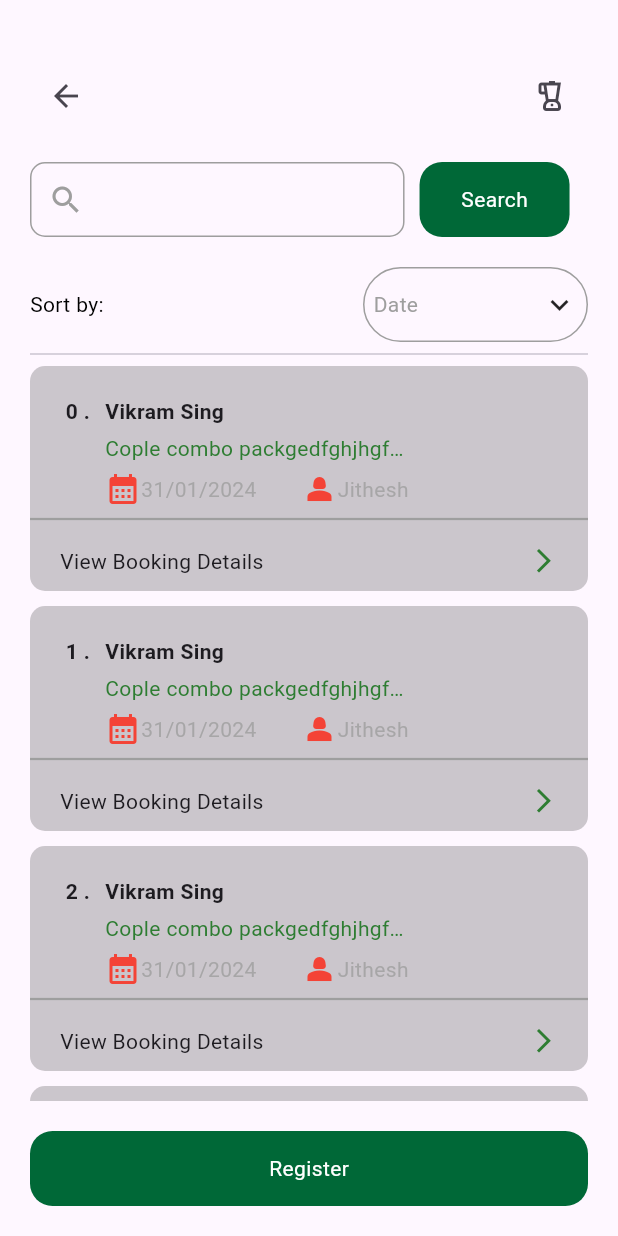
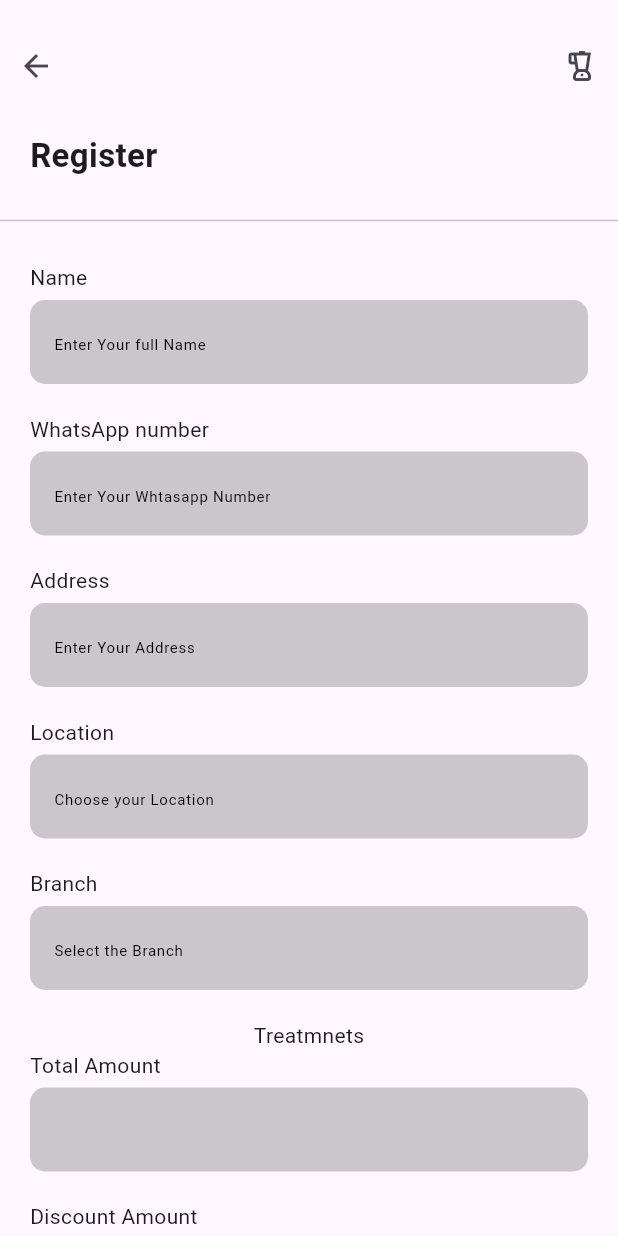
Before and after one commit to Akshayrockstar/ayurveda1, a Flutter app: the BookingDetailScreen screen opened directly, after a tap on "Register", on a phone screen of 412 x 824 dp. Run offline on Flutter 3.47's test engine with Material 3 defaults, Android fonts, the phone set to English and light mode, and no system bars; our stand-ins replace dio, equatable, fluttertoast, freezed_annotation, shared_preferences; accounts and stored records are empty; network calls fail.

Commit message:
patien list binding completed and register screen desgin started

```diff
--- a/lib/core/color_pellete/color_pellete.dart
+++ b/lib/core/color_pellete/color_pellete.dart
@@ -5,7 +5,7 @@ import 'package:flutter/material.dart';
 
 class Palette {
   static final Color? GreyPrimary = Color(0xff000000).withOpacity(.2);
-  static const Color DARK = Color(0x000000);
+  static const Color DARK = Color(0xff000000);
   static const Color Green = Color(0xff006837);
   static final Color? DarkGreen = Colors.green[800];
   static LinearGradient primaryGradient = LinearGradient(
--- a/lib/core/common/textform_field.dart
+++ b/lib/core/common/textform_field.dart
@@ -69,6 +69,10 @@ class _InputFieldState extends State<InputField> {
               borderSide: BorderSide(color: Colors.transparent),
               borderRadius: BorderRadius.circular(10.0),
             ),
+            focusedBorder: OutlineInputBorder(
+              borderSide: BorderSide(color: Colors.transparent),
+              borderRadius: BorderRadius.circular(10.0),
+            ),
             errorBorder: OutlineInputBorder(
               borderSide: BorderSide(color: Colors.transparent),
               borderRadius: BorderRadius.circular(10.0),
--- /dev/null
+++ b/lib/core/common/toast.dart
@@ -0,0 +1,14 @@
+import 'package:flutter/material.dart';
+import 'package:fluttertoast/fluttertoast.dart';
+
+void showToast(String message) {
+  Fluttertoast.showToast(
+    msg: message,
+    toastLength: Toast.LENGTH_SHORT,
+    gravity: ToastGravity.BOTTOM,
+    timeInSecForIosWeb: 1,
+    backgroundColor: Colors.black,
+    textColor: Colors.white,
+    fontSize: 16.0,
+  );
+}
--- a/lib/screens/booking_details/booking_details.dart
+++ b/lib/screens/booking_details/booking_details.dart
@@ -1,16 +1,22 @@
 import 'package:ayurvedas/core/common/common_button.dart';
 import 'package:ayurvedas/core/const.dart';
+import 'package:ayurvedas/model/patiant_list_model.dart';
 import 'package:ayurvedas/screens/booking_details/widgets/app_bar.dart';
 import 'package:ayurvedas/screens/booking_details/widgets/search_section.dart';
+import 'package:ayurvedas/screens/register/register_screen.dart';
+import 'package:ayurvedas/viemodel/common_viemodel.dart';
 import 'package:flutter/material.dart';
+import 'package:provider/provider.dart';
 
 import '../../core/color_pellete/color_pellete.dart';
 
 class BookingDetailScreen extends StatelessWidget {
   BookingDetailScreen({super.key});
+  CommonViewModel vm = CommonViewModel();
   ScrollController controller = ScrollController();
   @override
   Widget build(BuildContext context) {
+    vm = Provider.of<CommonViewModel>(context);
     return Scaffold(
         body: SafeArea(
       child: Padding(
@@ -33,17 +39,41 @@ class BookingDetailScreen extends StatelessWidget {
             const FilterSection(),
             const Divider(),
             Expanded(
-              child: ListView.separated(
+              child: FutureBuilder(
+                future: vm.getPatiantList(),
+                builder: (BuildContext context,
+                    AsyncSnapshot<List<Patient>> snapshot) {
+                  if (snapshot.connectionState == ConnectionState.done) {
+                    List<Patient> patientList = snapshot.data ?? [];
+                    print("profileData?.length.toString()");
+                    print(patientList.length);
+                    // final user = profileData?['data'];
+                    // print("sssssssssssssssssssssssssssaaaa${user.patient}");
+                    // final list = user.patient;
+                    // print("sssssssssssssssssssssssssssaaaa$list");
+
+                    if (patientList?.isNotEmpty == true) {
+                      return ListView.separated(
                         shrinkWrap: true,
                         controller: controller,
                         physics: AlwaysScrollableScrollPhysics(),
                         itemBuilder: (context, index) => CustomBookingListCaerd(
-                  index: index,
-                ),
-                itemCount: 5,
+                            index: index, data: patientList[index]),
+                        itemCount: patientList!.length ?? 0,
                         separatorBuilder: (context, index) => SizedBox(
                           height: 10,
                         ),
+                      );
+                    } else {
+                      Text("List is Epmty");
+                    }
+                  }
+                  return Container(
+                    height: MediaQuery.of(context).size.height,
+                    width: MediaQuery.of(context).size.width,
+                    child: Center(child: CircularProgressIndicator()),
+                  );
+                },
               ),
             ),
             SizedBox(
@@ -51,7 +81,10 @@ class BookingDetailScreen extends StatelessWidget {
             ),
             CustomButton(
               label: "Register",
-              onTap: () {},
+              onTap: () {
+                Navigator.push(context,
+                    MaterialPageRoute(builder: (context) => RegisterScreen()));
+              },
             ),
           ],
         ),
@@ -62,9 +95,11 @@ class BookingDetailScreen extends StatelessWidget {
 
 class CustomBookingListCaerd extends StatelessWidget {
   final int index;
+  final Patient data;
   const CustomBookingListCaerd({
     super.key,
     required this.index,
+    required this.data,
   });
 
   @override
@@ -80,7 +115,7 @@ class CustomBookingListCaerd extends StatelessWidget {
               crossAxisAlignment: CrossAxisAlignment.start,
               children: [
                 Text(
-                  " ${index.toString()} .",
+                  " ${(index + 1)} .",
                   style: TextStyle(fontWeight: FontWeight.bold),
                 ),
                 SizedBox(
@@ -90,7 +125,7 @@ class CustomBookingListCaerd extends StatelessWidget {
                   crossAxisAlignment: CrossAxisAlignment.start,
                   children: [
                     Text(
-                      "Vikram Sing",
+                      data.user ?? "",
                       style: TextStyle(fontWeight: FontWeight.bold),
                     ),
                     SizedBox(
--- a/lib/screens/login/login_scrre.dart
+++ b/lib/screens/login/login_scrre.dart
@@ -1,4 +1,5 @@
 import 'package:ayurvedas/core/common/common_button.dart';
+import 'package:ayurvedas/core/common/toast.dart';
 import 'package:ayurvedas/core/const.dart';
 import 'package:ayurvedas/core/shared_Prefe.dart';
 import 'package:ayurvedas/model/login_response_model.dart';
@@ -80,6 +81,12 @@ class LoginScreen extends StatelessWidget {
                             if (user.userDetails?.username != '' &&
                                 user.userDetails?.passwordText != '') {
                               UserPreferences().saveUser(user);
+                              UserPreferences().getUser().then(
+                                (user) {
+                                  print("Session Username :${user.token}");
+                                  // print("Session Password :" +user.lastname.toString());
+                                },
+                              );
                               // Flushbar(
                               //   title: "Success",
                               //   message:
@@ -93,8 +100,15 @@ class LoginScreen extends StatelessWidget {
                                       builder: (context) =>
                                           BookingDetailScreen()));
                             }
+                          } else {
+                            ScaffoldMessenger.of(context).showSnackBar(SnackBar(
+                              content: Text(response["message"] ?? ""),
+                            ));
                           }
-                        } else {}
+                        } else {
+                          print("elsecase");
+                          showToast(response["message"]);
+                        }
                       });
                     },
                   ),
--- /dev/null
+++ b/lib/screens/register/register_screen.dart
@@ -0,0 +1,99 @@
+import 'package:ayurvedas/core/common/textform_field.dart';
+import 'package:ayurvedas/core/const.dart';
+import 'package:ayurvedas/screens/booking_details/widgets/app_bar.dart';
+import 'package:flutter/material.dart';
+
+class RegisterScreen extends StatelessWidget {
+  RegisterScreen({super.key});
+  TextEditingController nameController = TextEditingController();
+
+  @override
+  Widget build(BuildContext context) {
+    return Scaffold(
+      body: SafeArea(
+        child: SingleChildScrollView(
+          child: Column(
+            crossAxisAlignment: CrossAxisAlignment.start,
+            children: [
+              const SizedBox(
+                height: 20,
+              ),
+              const CommonAppBar(),
+              Padding(
+                padding: EdgeInsets.all(margin),
+                child: Text("Register",
+                    style:
+                        TextStyle(fontSize: 22, fontWeight: FontWeight.bold)),
+              ),
+              Divider(),
+              SizedBox(
+                height: 20,
+              ),
+              Padding(
+                padding: EdgeInsets.symmetric(horizontal: margin),
+                child: Column(
+                  children: [
+                    InputField(
+                      heading: "Name",
+                      hint: "Enter Your full Name",
+                      controller: nameController,
+                    ),
+                    SizedBox(
+                      height: margin,
+                    ),
+                    InputField(
+                      heading: "WhatsApp number",
+                      hint: "Enter Your Whtasapp Number",
+                      controller: nameController,
+                    ),
+                    SizedBox(
+                      height: margin,
+                    ),
+                    InputField(
+                      heading: "Address",
+                      hint: "Enter Your Address",
+                      controller: nameController,
+                    ),
+                    SizedBox(
+                      height: margin,
+                    ),
+                    InputField(
+                      heading: "Location",
+                      hint: "Choose your Location",
+                      controller: nameController,
+                    ),
+                    SizedBox(
+                      height: margin,
+                    ),
+                    InputField(
+                      heading: "Branch",
+                      hint: "Select the Branch",
+                      controller: nameController,
+                    ),
+                    SizedBox(
+                      height: margin,
+                    ),
+                    Text("Treatmnets"),
+                    InputField(
+                      heading: "Total Amount",
+                      hint: "",
+                      controller: nameController,
+                    ),
+                    SizedBox(
+                      height: margin,
+                    ),
+                    InputField(
+                      heading: "Discount Amount",
+                      hint: "",
+                      controller: nameController,
+                    ),
+                  ],
+                ),
+              )
+            ],
+          ),
+        ),
+      ),
+    );
+  }
+}
--- a/lib/service/service.dart
+++ b/lib/service/service.dart
@@ -1,7 +1,11 @@
 import 'dart:convert';
 
+import 'package:ayurvedas/core/shared_Prefe.dart';
 import 'package:ayurvedas/model/login_response_model.dart';
+import 'package:ayurvedas/model/patiant_list_model.dart';
+import 'package:ayurvedas/service/app_url.dart';
 import 'package:dio/dio.dart';
+import 'package:flutter/material.dart';
 import 'package:http/http.dart' as http;
 
 class Webservice {
@@ -43,4 +47,63 @@ class Webservice {
       };
     }
   }
+
+  Future<List<Patient>> getPatiantList() async {
+    var result;
+    List<Patient> lis1t = [];
+    String url = "${AppUrl.baseUrl}PatientList";
+    String token = "";
+    await UserPreferences().getUser().then(
+      (user) {
+        token = user.token ?? "";
+        // print("Session Password :" +user.lastname.toString());
+      },
+    );
+    print("sssssssssssssssssssss$token");
+    // final Map<String, dynamic> loginData = {
+    //
+    //
+    //   'username': username,
+    //   'password': password
+    // };
+    final response = await http.get(
+      Uri.parse(
+        url,
+      ),
+      headers: <String, String>{
+        'Content-Type': 'application/json',
+        'Authorization': 'Bearer $token',
+      },
+    );
+
+    print("response.statusCode");
+    print(response.statusCode);
+    if (response.statusCode == 200) {
+      final Map<String, dynamic> responseData = json.decode(response.body);
+
+      var userData = responseData;
+
+      print(userData["patient"]);
+      (userData["patient"] as List).forEach((element) {
+        lis1t.add(Patient.fromJson(element));
+      });
+
+      PatiantListModel patiantModel = PatiantListModel.fromJson(userData);
+
+      //UserPreferences().saveUser(authUser);
+      result = {
+        'status': true,
+        'message': patiantModel.message,
+        'data': patiantModel
+      };
+    } else {
+      //_loggedInStatus = Status.NotLoggedIn;
+      //notifyListeners();
+      result = {
+        'status': false,
+        'message': json.decode(response.body)['error']
+      };
+    }
+    return lis1t;
+  }
 }
--- a/lib/viemodel/common_viemodel.dart
+++ b/lib/viemodel/common_viemodel.dart
@@ -1,20 +1,18 @@
+import 'package:ayurvedas/model/patiant_list_model.dart';
 import 'package:ayurvedas/service/service.dart';
 import 'package:flutter/material.dart';
 
 class CommonViewModel extends ChangeNotifier {
   Future<Map<String, dynamic>> login(String username, String password) async {
-    print(username);
-    //   _loggedInStatus = Status.Authenticating;
-
-    // if (username == null) {
-    //   return {'status': false, 'message': 'fail', 'user': null};
-    // }
-    // if (username.isEmpty) {
-    //   return {'status': false, 'message': 'fail', 'user': null};
-    // }
     final results = await Webservice().login(username, password);
 
     return results;
-    // notifyListeners();
+    notifyListeners();
+  }
+
+  Future<List<Patient>> getPatiantList() async {
+    final results = await Webservice().getPatiantList();
+
+    return results;
   }
 }
--- /dev/null
+++ b/lib/viemodel/patianlist_viewmodel.dart
@@ -0,0 +1,11 @@
+import 'package:ayurvedas/model/patiant_list_model.dart';
+
+class PatiantlistViewmodel {
+  Patient? item;
+
+  PatiantlistViewmodel({this.item});
+
+  String get status {
+    return this.item?.user ?? "";
+  }
+}
--- a/pubspec.yaml
+++ b/pubspec.yaml
@@ -47,6 +47,7 @@ dependencies:
   http: ^1.2.1
   bloc:
   provider: ^6.1.2
+  fluttertoast: ^8.2.6
 
 dev_dependencies:
   flutter_test:
```
Also changed, not shown: pubspec.lock. Lines whose indentation alone changed are shown as unchanged.
